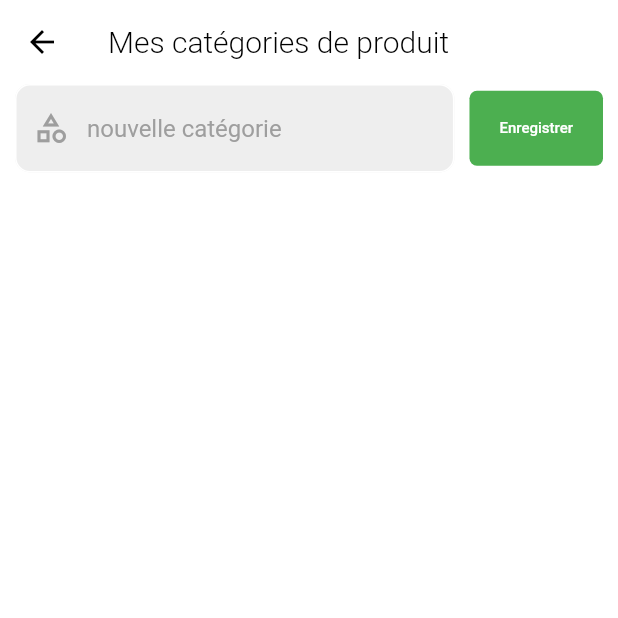
After one commit to lordGmz/testcrud_mysql, a Flutter app: the OurCategory screen opened directly, after a tap on "Enregistrer", on a phone screen of 412 x 824 dp, the top half of it. The commit adds this screen. Run offline on Flutter 3.47's test engine with Material 2 defaults, Android fonts, the light colour scheme and no system bars; our stand-ins replace email_validator, flushbar, fluttertoast, image_cropper, image_picker, rflutter_alert and 1 more; missing offline and left inert: flutter_session, mailer; accounts and stored records are empty; network calls fail.

Commit message:
delete option on category refresh on back button get and put name on username update form

```diff
--- /dev/null
+++ b/lib/models/Categories.dart
@@ -0,0 +1,25 @@
+class Categories {
+  String id;
+  String category_name;
+  String id_fournisseur;
+
+  Categories({
+    this.id,
+    this.category_name,
+    this.id_fournisseur,
+  });
+
+  factory Categories.fromJson(Map<String, dynamic> json) {
+    return Categories(
+      id: json['id'] as String,
+      category_name: json['category_name'] as String,
+      id_fournisseur: json['id_fournisseur'] as String,
+    );
+  }
+
+  Map<String, dynamic> toJsonAdd() {
+    return {
+      "category_name": category_name,
+    };
+  }
+}
--- /dev/null
+++ b/lib/screens/category/category.dart
@@ -0,0 +1,224 @@
+import 'package:flushbar/flushbar.dart';
+import 'package:flutter/material.dart';
+import 'package:fluttertoast/fluttertoast.dart';
+import 'package:rflutter_alert/rflutter_alert.dart';
+import 'package:shared_preferences/shared_preferences.dart';
+import 'package:testcrud_mysql/models/Categories.dart';
+import 'package:testcrud_mysql/services/categoriesService.dart';
+import 'package:http/http.dart' as http;
+import 'dart:convert';
+
+class OurCategory extends StatefulWidget {
+  @override
+  _OurCategoryState createState() => _OurCategoryState();
+}
+
+class _OurCategoryState extends State<OurCategory> {
+  TextEditingController _categoryNameController = TextEditingController();
+  var _formKey = GlobalKey<FormState>();
+  List data = [];
+
+  String email = "";
+
+  Future getEmail() async {
+    SharedPreferences preferences = await SharedPreferences.getInstance();
+    setState(() {
+      email = preferences.getString('email');
+    });
+  }
+
+  Future<List> getAllCategories() async {
+    SharedPreferences preferences = await SharedPreferences.getInstance();
+    setState(() {
+      email = preferences.getString('email');
+    });
+    final response = await http.get(
+        'http://192.168.1.69/categories/all_categories.php?email=' + email);
+    if (response.statusCode == 200) {
+      setState(() {
+        data = json.decode(response.body);
+      });
+      print(data);
+      return data;
+    } else {
+      print("error");
+    }
+  }
+
+  //add category function
+  addCat(Categories categories) async {
+    var res = await CategoriesServices().addCategory(categories, email);
+    if (res == "Error") {
+      Flushbar(
+        icon: Icon(
+          Icons.error_outline,
+          size: 28.0,
+          color: Colors.red[300],
+        ),
+        margin: EdgeInsets.all(8),
+        isDismissible: true,
+        borderRadius: 8,
+        title: "Oops !",
+        message: "Cette catégorie existe déjà.",
+        duration: Duration(seconds: 2),
+      )..show(context);
+    } else {
+      setState(() {
+          getAllCategories();
+          _categoryNameController.text = "";
+      });
+      Fluttertoast.showToast(
+          msg: "Catégorie ajoutée !",
+          toastLength: Toast.LENGTH_SHORT,
+          gravity: ToastGravity.BOTTOM,
+          timeInSecForIosWeb: 1,
+          backgroundColor: Colors.black45,
+          textColor: Colors.white,
+          fontSize: 10.0);
+    }
+  }
+
+ Future deleteCat(String i) async{
+   var urlDeleteCat = "http://192.168.1.69/categories/delete_category.php";
+   var res = await http.post(urlDeleteCat, body: {
+     "id": i,
+   });
+   var dataP = json.decode(res.body).toString().trim();
+   if (dataP == "Success") {
+     setState(() {
+       getAllCategories();
+     });
+     Fluttertoast.showToast(
+         msg: "Catégorie supprimée.",
+         toastLength: Toast.LENGTH_SHORT,
+         gravity: ToastGravity.BOTTOM,
+         timeInSecForIosWeb: 1,
+         backgroundColor: Colors.black45,
+         textColor: Colors.white,
+         fontSize: 10.0);
+   }else {
+     Fluttertoast.showToast(
+         msg: "Une erreur s'est produite.",
+         toastLength: Toast.LENGTH_SHORT,
+         gravity: ToastGravity.BOTTOM,
+         timeInSecForIosWeb: 1,
+         backgroundColor: Colors.black45,
+         textColor: Colors.white,
+         fontSize: 16.0);
+   }
+  }
+  @override
+  void initState() {
+    // TODO: implement initState
+    super.initState();
+    getAllCategories();
+  }
+
+  @override
+  Widget build(BuildContext context) {
+    return Scaffold(
+      appBar: AppBar(
+        elevation: 0,
+        backgroundColor: Colors.transparent,
+        title: Text(
+          "Mes catégories de produit",
+          style: TextStyle(
+              fontSize: 20.0, fontWeight: FontWeight.w300, color: Colors.black),
+        ),
+      ),
+      body: Column(
+        mainAxisAlignment: MainAxisAlignment.start,
+        children: [
+          Row(
+            mainAxisAlignment: MainAxisAlignment.center,
+            crossAxisAlignment: CrossAxisAlignment.center,
+            children: [
+              Expanded(
+                child: Form(
+                    key: _formKey,
+                    autovalidateMode: AutovalidateMode.onUserInteraction,
+                    child: Padding(
+                      padding: EdgeInsets.only(left: 10.0, right: 10.0),
+                      child: TextFormField(
+                        controller: _categoryNameController,
+                        decoration: InputDecoration(
+                            prefixIcon: Icon(
+                              Icons.category_outlined,
+                              color: Colors.grey,
+                            ),
+                            hintText: "nouvelle catégorie"),
+                        validator: (val) {
+                          return val.isEmpty
+                              ? "Entez un nom de catégorie"
+                              : null;
+                        },
+                      ),
+                    )),
+              ),
+              Container(
+                padding: EdgeInsets.only(right: 10.0),
+                child: FlatButton(
+                    shape: RoundedRectangleBorder(
+                      borderRadius: BorderRadius.circular(5.0),
+                    ),
+                    child: Text(
+                      "Enregistrer",
+                      style: TextStyle(
+                        fontSize: 10.0,
+                        color: Colors.white,
+                      ),
+                    ),
+                    color: Colors.green,
+                    onPressed: () {
+                      Categories cat = Categories(
+                        category_name: _categoryNameController.text,
+                      );
+                      addCat(cat);
+                    }),
+              )
+            ],
+          ),
+          Expanded(
+              child: ListView.builder(
+            itemCount: data.length,
+            itemBuilder: (context, index) {
+              return ListTile(
+                contentPadding: EdgeInsets.all(10.0),
+                title: Text(data[index]['category_name']),
+                trailing: RaisedButton(
+                    elevation: 0.0,
+                    color: Colors.transparent,
+                    child: Icon(Icons.delete_rounded),
+                    onPressed: () {
+                      Alert(
+                        context: context,
+                        type: AlertType.warning,
+                        title: "Supprimer cette catégorie?",
+                        buttons: [
+                          DialogButton(
+                            child: Text(
+                              "Oui",
+                              style: TextStyle(
+                                  color: Colors.white,
+                                  fontSize: 20,
+                                  fontWeight: FontWeight.w800),
+                            ),
+                            onPressed: () {
+                              deleteCat(data[index]['id']);
+                              Navigator.pop(context);
+                            },
+                            width: 120,
+                            color: Colors.red,
+                          )
+                        ],
+                      ).show();
+
+                    }),
+              );
+            },
+          ))
+        ],
+      ),
+    );
+  }
+}
--- a/lib/screens/register/registerForm.dart
+++ b/lib/screens/register/registerForm.dart
@@ -203,7 +203,6 @@ class _OurRegisterFormState extends State<OurRegisterForm> {
                     );
                     setState(() {
                       sendMail(accout_token, _emailController.text);
-
                     });
                     addUsers(users);
                   }
--- /dev/null
+++ b/lib/services/categoriesService.dart
@@ -0,0 +1,17 @@
+import 'package:testcrud_mysql/models/Categories.dart';
+import 'package:http/http.dart' as http;
+
+class CategoriesServices{
+  static const ADD_URL = "http://192.168.1.69/categories/insert_category.php?email=";
+
+  //fonction d'ajout categorie
+  Future<String> addCategory(Categories categories, String email) async {
+    final response = await http.post(ADD_URL+email, body: categories.toJsonAdd());
+    if(response.statusCode == 200){
+      print("response : "+response.body);
+      return response.body;
+    }else{
+      return response.body;
+    }
+  }
+}
--- a/lib/services/usersService.dart
+++ b/lib/services/usersService.dart
@@ -4,7 +4,6 @@ import 'package:http/http.dart' as http;
 class UsersService {
 
   static const ADD_URL = "http://192.168.1.69/register.php";
-  static const UPDATE_URL = "http://192.168.1.69/update.php";
 
   //fonction d'ajout utilisateur
   Future<String> addUser(Users users) async {
--- a/lib/utils/ourTheme.dart
+++ b/lib/utils/ourTheme.dart
@@ -8,6 +8,7 @@ class OurTheme {
       accentColor: Colors.grey[500],
       secondaryHeaderColor: Colors.grey[600],
       hintColor: Colors.grey[500],
+
       //theme des textFields
       inputDecorationTheme: InputDecorationTheme(
         border: OutlineInputBorder(
--- a/lib/utils/ourVerifyMail.dart
+++ b/lib/utils/ourVerifyMail.dart
@@ -18,15 +18,12 @@ sendMail( String account_token, String email ) async {
   final message = Message()
     ..from = Address(username)
     ..recipients.add(email) //recipient email
-  //..ccRecipients.addAll(['destCc1@example.com', 'destCc2@example.com']) //cc Recipents emails
-  //..bccRecipients.add(Address('bccAddress@example.com')) //bcc Recipents emails
     ..subject =
         'Flutter Send Mail from lordgmz : ${DateTime.now()}' //subject of the email
   //..text =
   //'This is the plain text.\nThis is line 2 of the text part.'
     ..html =
         "<h3>Thanks for connecting with us!</h3>\n<p>Verify your account by clicking here : <a href='$url'></a></p>"; //body of the email
-
   try {
     final sendReport = await send(message, smtpServer);
     print('Message sent: ' +
```
Also changed, not shown: lib/screens/home/home.dart (+34 -7 lines), lib/screens/setting/password/updatePassword.dart (+10 -1 lines), lib/screens/setting/profile/profile.dart (+0 -35 lines), lib/screens/setting/settingPage.dart (+8 -25 lines), lib/screens/setting/usernames/usernamesUpdate.dart (+33 -1 lines).
